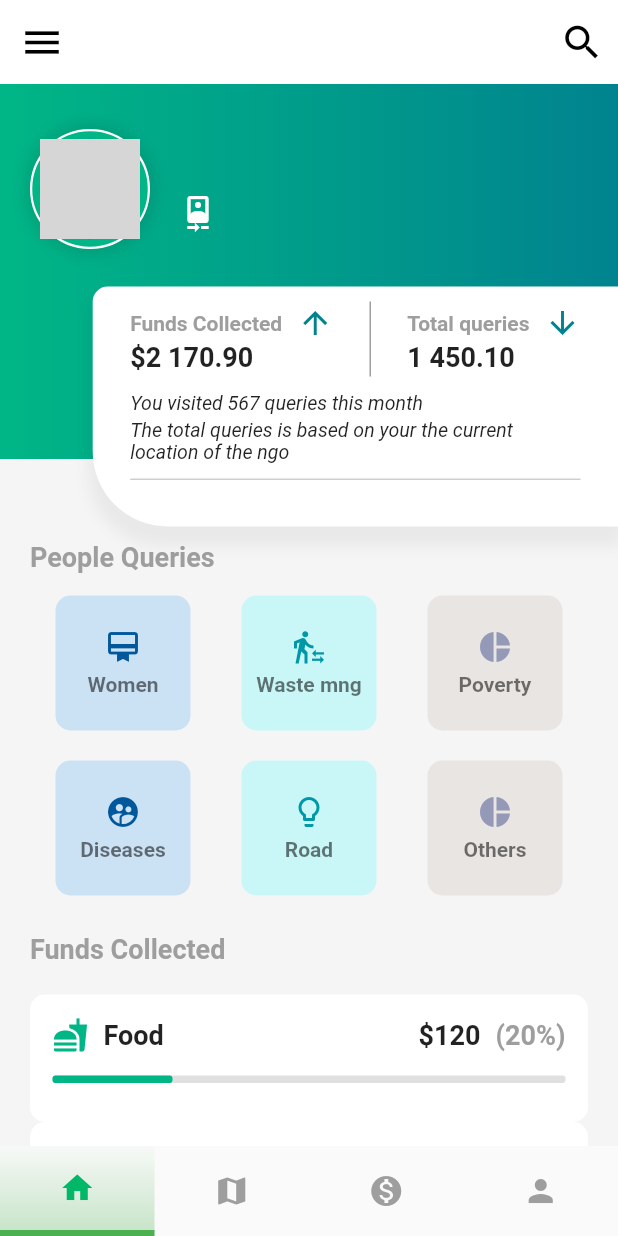
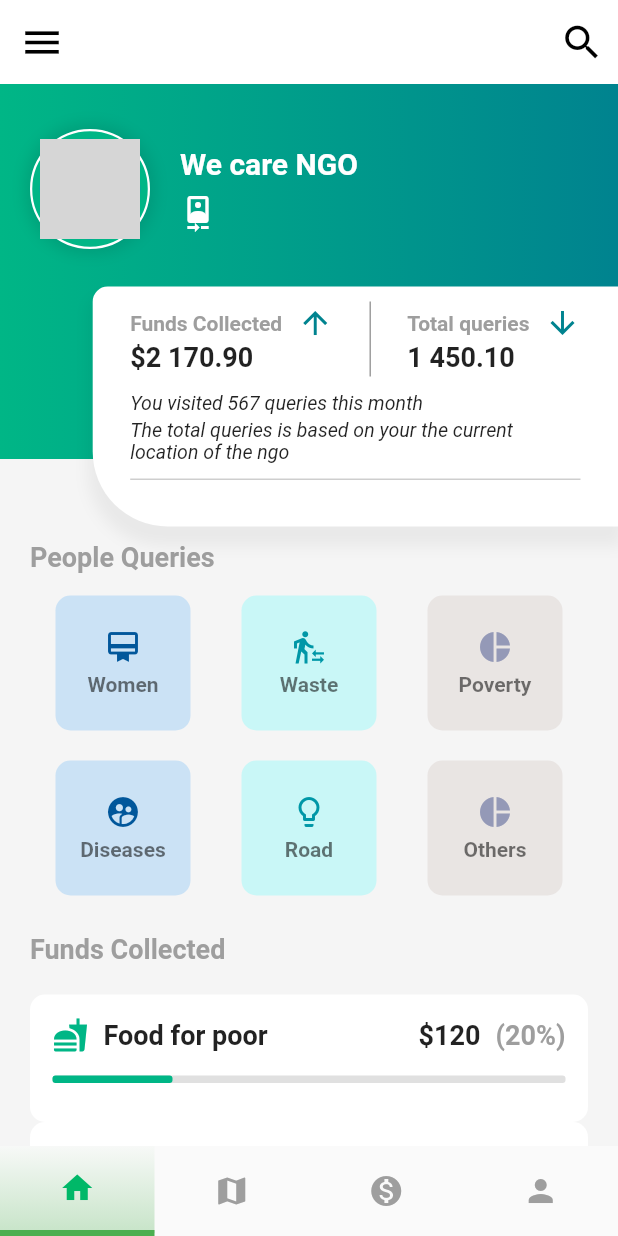
Before and after one commit to anishdutta/We-Care, a Flutter app: the NewDash screen opened directly, on a phone screen of 412 x 824 dp. Run offline on Flutter 3.47's test engine with Material 2 defaults, Android fonts, the light colour scheme and no system bars; our stand-ins replace firebase_auth, firebase_core, firebase_database, flutter_signin_button, flutter_spinkit, font_awesome_flutter and 6 more; missing offline and left inert: documents_picker, giffy_dialog; accounts and stored records are empty; network calls fail; grey boxes are pictures that could not be loaded.

Commit message:
complete app

```diff
--- a/lib/model/side_menu.dart
+++ b/lib/model/side_menu.dart
@@ -57,7 +57,7 @@ class _SideMenuState extends State<SideMenu> {
                           margin: EdgeInsets.only(bottom: 10.0,),
                           accountName: Padding(
                             padding: const EdgeInsets.only(top:20.0),
-                            child: Text(name,style: TextStyle(fontSize: 18.0)),
+                            child: Text("Wecare",style: TextStyle(fontSize: 18.0)),
                           ),
                           accountEmail: Text(email,style: TextStyle(fontSize: 18.0)),
                           currentAccountPicture: CircleAvatar(
--- a/lib/screens/login_screen.dart
+++ b/lib/screens/login_screen.dart
@@ -201,7 +201,7 @@ class _LoginScreenState extends State<LoginScreen> {
                             if (verify)
                             {
                               Navigator.pushNamedAndRemoveUntil(
-                                  context, '/dashboard', (route) => false);}
+                                  context, '/newdash', (route) => false);}
                             else {
                               setState(() {
                                 showSpinner = false;
--- a/lib/screens/newDash.dart
+++ b/lib/screens/newDash.dart
@@ -1,5 +1,6 @@
 import 'package:flutter/material.dart';
 import 'package:firebase_auth/firebase_auth.dart';
+import 'package:we_care/model/side_menu.dart';
 GlobalKey<ScaffoldState> _scaffoldKey = GlobalKey<ScaffoldState>();
 
 class NewDash extends StatefulWidget {
@@ -54,12 +55,35 @@ class _NewDashState extends State<NewDash> {
           )
         ],
       ),
+      drawer: SideMenu(),
+
       bottomNavigationBar: Row(
         children: [
-          buildNavBarItem(Icons.home, 0),
-          buildNavBarItem(Icons.map, 1),
-          buildNavBarItem(Icons.monetization_on, 2),
-          buildNavBarItem(Icons.person, 3),
+          GestureDetector(
+            onTap: (){
+              Navigator.pushNamedAndRemoveUntil(
+                  context, '/newdash', (route) => false);
+            },
+              child: buildNavBarItem(Icons.home, 0)),
+          GestureDetector(
+            onTap: (){
+              print("hey");
+              Navigator.pushNamedAndRemoveUntil(
+                  context, '/map', (route) => false);
+            },
+              child: buildNavBarItem(Icons.map, 1)),
+          GestureDetector(
+            onTap: (){
+              Navigator.pushNamedAndRemoveUntil(
+                  context, '/form_here', (route) => false);
+            },
+              child: buildNavBarItem(Icons.monetization_on, 2)),
+          GestureDetector(
+              onTap: (){
+                Navigator.pushNamedAndRemoveUntil(
+                    context, '/profile', (route) => false);
+              },
+              child: buildNavBarItem(Icons.person, 3)),
         ],
       ),
       body: Stack(
@@ -114,7 +138,7 @@ class _NewDashState extends State<NewDash> {
       crossAxisAlignment: CrossAxisAlignment.start,
       children: [
       Text(
-      "$name",
+      "We care NGO",
       style: TextStyle(
       fontSize: 20,
       fontWeight: FontWeight.w600,
@@ -219,11 +243,17 @@ class _NewDashState extends State<NewDash> {
                       Row(
                         mainAxisAlignment: MainAxisAlignment.spaceAround,
                         children: [
-                          buildActivityButton(Icons.card_membership, "Women",
-                              Colors.blue.withOpacity(0.2), Color(0XFF01579B)),
+                          GestureDetector(
+                            onTap: (){
+                              Navigator.pushNamedAndRemoveUntil(
+                                  context, '/dashboard', (route) => false);
+                            },
+                            child: buildActivityButton(Icons.card_membership, "Women",
+                                Colors.blue.withOpacity(0.2), Color(0XFF01579B)),
+                          ),
                           buildActivityButton(
                               Icons.transfer_within_a_station,
-                              "Waste mng",
+                              "Waste",
                               Colors.cyanAccent.withOpacity(0.2),
                               Color(0XFF0097A7)),
                           buildActivityButton(
@@ -265,9 +295,9 @@ class _NewDashState extends State<NewDash> {
                       SizedBox(
                         height: 20,
                       ),
-                      buildCategoryCard(Icons.fastfood, "Food", 120, 20),
-                      buildCategoryCard(Icons.flash_on, "Utilities", 430, 17),
-                      buildCategoryCard(Icons.fastfood, "Food", 120, 20),
+                      buildCategoryCard(Icons.fastfood, "Food for poor", 120, 20),
+                      buildCategoryCard(Icons.flash_on, "Flood relief", 430, 17),
+                      buildCategoryCard(Icons.fastfood, "Odissa Pandemic", 120, 20),
                     ],
                   ),
                 ),
@@ -402,11 +432,7 @@ class _NewDashState extends State<NewDash> {
 
   GestureDetector buildNavBarItem(IconData icon, int index) {
     return GestureDetector(
-      onTap: () {
-        setState(() {
-          _selectedItemIndex = index;
-        });
-      },
+
       child: Container(
         width: MediaQuery.of(context).size.width / 4,
         height: 60,
--- a/lib/screens/signup_screen.dart
+++ b/lib/screens/signup_screen.dart
@@ -4,6 +4,7 @@ import 'package:flutter_spinkit/flutter_spinkit.dart';
 import 'package:giffy_dialog/giffy_dialog.dart';
 import 'package:modal_progress_hud/modal_progress_hud.dart';
 import 'package:we_care/services/auth.dart';
+import 'package:firebase_auth/firebase_auth.dart';
 
 // #272B4D
 class SignupScreen extends StatefulWidget {
@@ -267,8 +268,11 @@ class _SignupScreenState extends State<SignupScreen> {
                           setState(() {
                             showSpinner = false;
                           });
+                          final _auth = FirebaseAuth.instance;
+
+
                           Navigator.pushNamedAndRemoveUntil(
-                              context, '/dashboard', (route) => false);}
+                              context, '/newdash', (route) => false);}
                         else {
                           setState(() {
                             showSpinner = false;
--- a/lib/services/auth.dart
+++ b/lib/services/auth.dart
@@ -36,11 +36,15 @@ Future<bool> signInWithGoogle() async {
 
 // Help  the User to Sign Up With Email And Password
 Future<bool> signUp(String email, String password) async {
+
   try {
     UserCredential userCredential = await FirebaseAuth.instance
         .createUserWithEmailAndPassword(email: email, password: password);
+
+
     final EmailAuthCredential credential =
         EmailAuthProvider.credential(email: email, password: password);
+
     if ((await FirebaseAuth.instance.signInWithCredential(credential))
             .toString() !=
         null) {
@@ -63,6 +67,7 @@ Future<bool> signUp(String email, String password) async {
     print(e.toString());
   }
   return false;
+
 }
 
 // Help  the User to Sign In With Email And Password
```
Also changed, not shown: lib/main.dart (+18 -0 lines), lib/screens/form_here.dart (+26 -9 lines), lib/screens/map.dart (+41 -26 lines), lib/screens/profile.dart (+30 -13 lines), lib/screens/update_profile.dart (+36 -0 lines).
